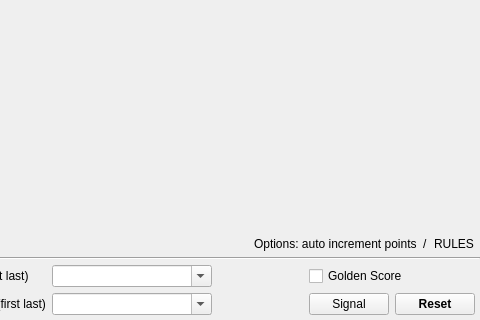
Old version of the form base/MainWindow.ui in the repository fmuecke/Ipponboard; both pictures show x 320 to 800 and y 280 to 600 of the 800 by 600 pixel window.
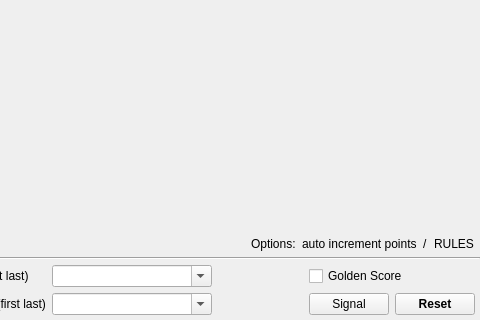
New version of the form. Icons and pictures are not drawn.

Commit message: fixed auto adjust points option not being shown correctly - renamed option autoIncrementPoints autoAdjustPoints

```diff
--- a/base/MainWindow.ui
+++ b/base/MainWindow.ui
@@ -157,6 +157,25 @@
         </property>
        </spacer>
       </item>
+      <item>
+       <widget class="QLabel" name="label_options">
+        <property name="frameShape">
+         <enum>QFrame::NoFrame</enum>
+        </property>
+        <property name="frameShadow">
+         <enum>QFrame::Plain</enum>
+        </property>
+        <property name="midLineWidth">
+         <number>0</number>
+        </property>
+        <property name="text">
+         <string>Options:</string>
+        </property>
+        <property name="alignment">
+         <set>Qt::AlignLeading|Qt::AlignLeft|Qt::AlignVCenter</set>
+        </property>
+       </widget>
+      </item>
       <item>
        <widget class="QLabel" name="label_usedOptions">
         <property name="frameShape">
@@ -169,7 +188,7 @@
          <number>0</number>
         </property>
         <property name="text">
-         <string notr="true">Options: auto increment points</string>
+         <string notr="true">auto increment points</string>
         </property>
         <property name="alignment">
          <set>Qt::AlignLeading|Qt::AlignLeft|Qt::AlignVCenter</set>
```
The commit also changes 12 other files.
